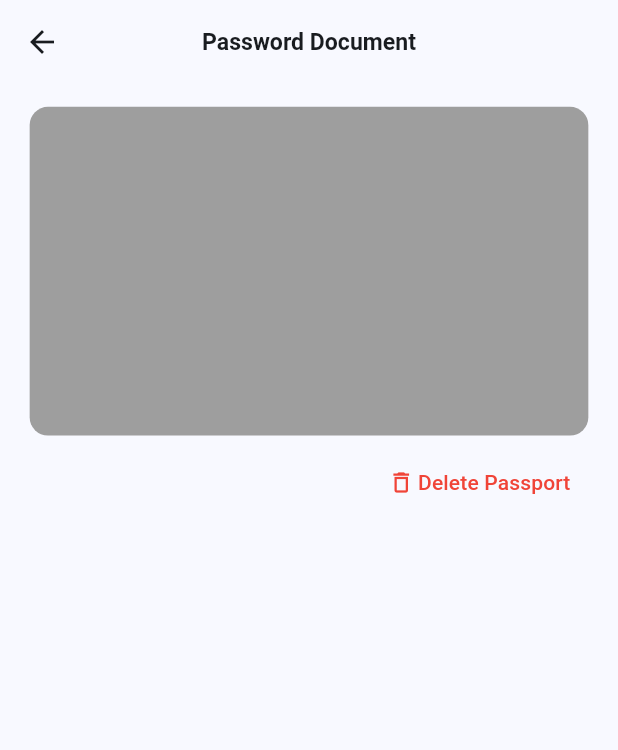
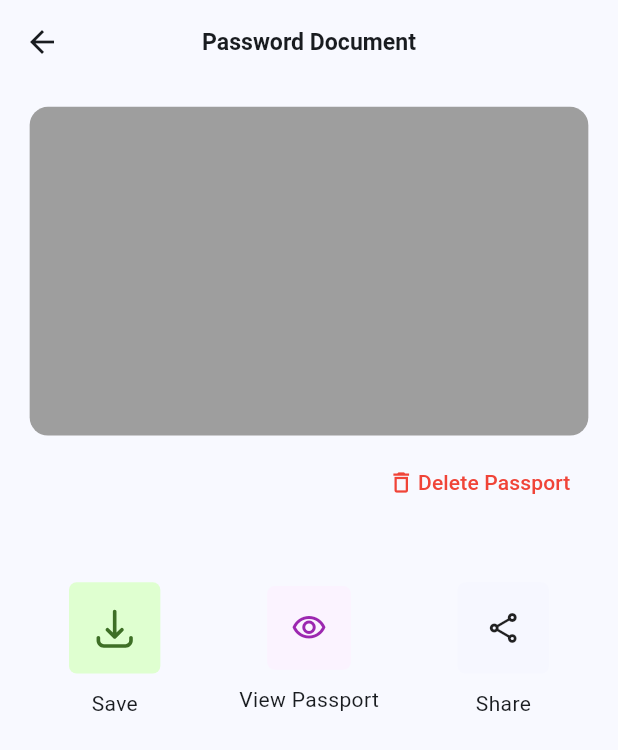
Before and after one commit to obasanmichael/test_app_2, a Flutter app: the PassportDetailScreen screen opened directly, on a phone screen of 412 x 824 dp. Shown: the top 750 px of the screen. Run offline on Flutter 3.47's test engine with Material 3 defaults, Android fonts, the light colour scheme and no system bars; our stand-ins replace dio, dotted_border, flutter_riverpod, flutter_screenutil, flutter_svg, go_router and 1 more.

Commit message:
finished the UI and implementation of the passport upload screen

```diff
--- a/lib/vesti/screens/passport_details.dart
+++ b/lib/vesti/screens/passport_details.dart
@@ -2,7 +2,7 @@ import 'package:dotted_border/dotted_border.dart';
 import 'package:flutter/material.dart';
 import 'package:flutter/services.dart';
 import 'package:flutter_screenutil/flutter_screenutil.dart';
-import 'package:test_app_2/vesti/widgets/outlined_button.dart';
+import 'package:flutter_svg/svg.dart';
 
 class PassportDetailScreen extends StatefulWidget {
   const PassportDetailScreen({super.key});
@@ -84,7 +84,76 @@ class _PassportDetailScreenState extends State<PassportDetailScreen> {
                 ),
               ],
             ),
-            addHeight(15),
+            addHeight(42),
+            Row(
+              mainAxisAlignment: MainAxisAlignment.spaceAround,
+              children: [
+                Column(
+                  children: [
+                    GestureDetector(
+                      onTap: (){},
+                      child: Container(
+                        decoration: BoxDecoration(
+                          color: Color(0xffDFFFD0),
+                          borderRadius: BorderRadius.circular(5.r),
+                        ),
+                        height: 60.h,
+                        width: 60.h,
+                        child: Center(
+                          child: SizedBox(
+                            height: 30.h,
+                            width: 30.h,
+                            child: SvgPicture.asset(
+                              'assets/svg/download.svg',
+                              fit: BoxFit.contain,
+                            ),
+                          ),
+                        ),
+                      ),
+                    ),
+                    addHeight(10),
+                    Text('Save')
+                  ],
+                ),
+                Column(
+                  children: [
+                    GestureDetector(
+                      onTap: (){},
+                      child: Container(
+                        decoration: BoxDecoration(
+                          color: Color(0xffFBF3FF),
+                          borderRadius: BorderRadius.circular(5.r),
+                        ),
+                        height: 55.h,
+                        width: 55.h,
+                        child: Icon(Icons.visibility_outlined, color: Colors.purple,)
+                      ),
+                    ),
+                    addHeight(10),
+                    Text('View Passport')
+                  ],
+                ),
+                Column(
+                  children: [
+                    GestureDetector(
+                      onTap: (){},
+                      child: Container(
+                        decoration: BoxDecoration(
+                          color: Color(0xffF6F7FF),
+                          borderRadius: BorderRadius.circular(5.r),
+                        ),
+                        height: 60.h,
+                        width: 60.h,
+                        child: Icon(Icons.share_outlined)
+                      ),
+                    ),
+                    addHeight(10),
+                    Text('Share')
+                  ],
+                ),
+
+              ],
+            ),
             // Expanded(
             //   child: Column(
             //     crossAxisAlignment: CrossAxisAlignment.start,
@@ -133,8 +202,6 @@ class _PassportDetailScreenState extends State<PassportDetailScreen> {
             //     ],
             //   ),
             // ),
-
-
           ],
         ),
       ),
--- a/lib/vesti/screens/passport_review.dart
+++ b/lib/vesti/screens/passport_review.dart
@@ -1,6 +1,5 @@
 import 'package:flutter/material.dart';
 import 'package:flutter_screenutil/flutter_screenutil.dart';
-import 'package:test_app_2/vesti/screens/process_upload.dart';
 import 'package:test_app_2/vesti/widgets/button.dart';
 import 'package:test_app_2/vesti/widgets/outlined_button.dart';
 import 'package:test_app_2/vesti/widgets/upload_success.dart';
--- a/pubspec.yaml
+++ b/pubspec.yaml
@@ -54,6 +54,7 @@ dependencies:
   dotted_line: ^3.2.2
   image_picker: ^1.1.2
 
+
 dev_dependencies:
   flutter_test:
     sdk: flutter
@@ -77,8 +78,8 @@ flutter:
   uses-material-design: true
 
   # To add assets to your application, add an assets section, like this:
-  # assets:
-  #   - images/a_dot_burr.jpeg
+  assets:
+    - assets/svg/download.svg
   #   - images/a_dot_ham.jpeg
 
   # An image asset can refer to one or more resolution-specific "variants", see
```
Also changed, not shown: lib/vesti/screens/passport_upload.dart (+19 -36 lines), lib/vesti/widgets/passport_image.dart (added, +52 -0 lines), assets/svg/download.svg (added).
